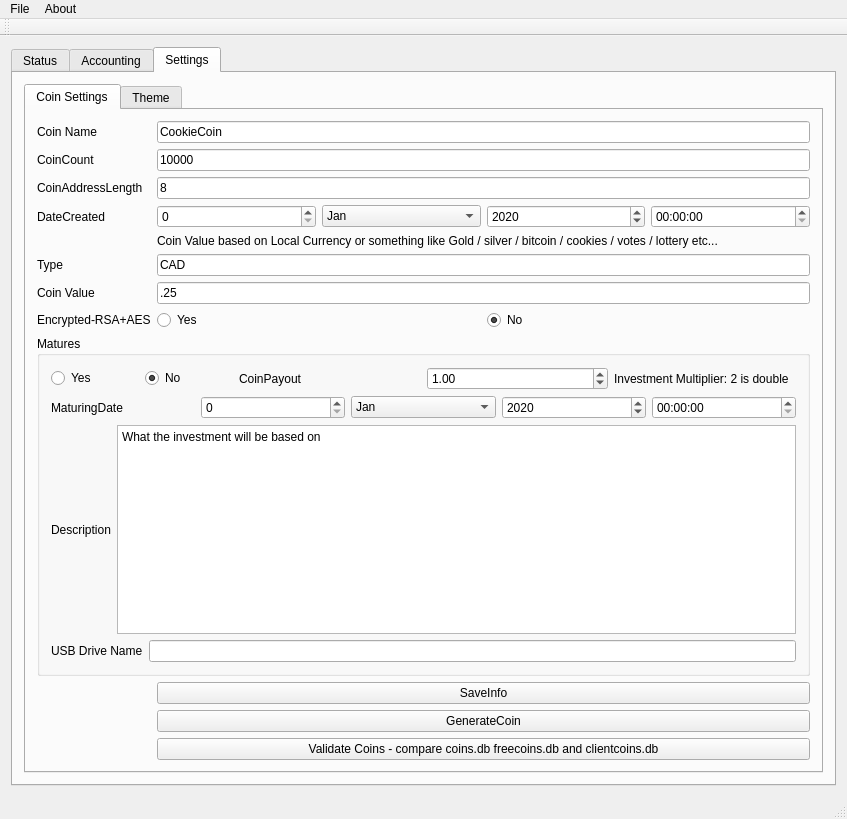
Old version of the form qtCoin/mainwindow.ui in the repository netpipe/EcoCoin.
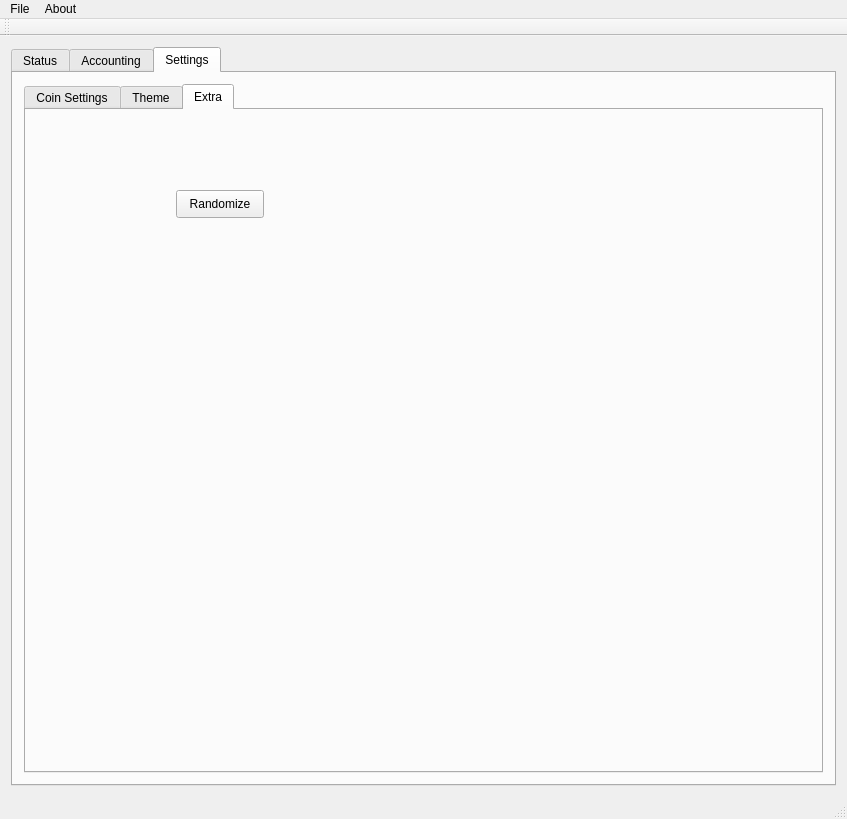
New version of the form. The open tabs and pages were chosen to show the change.

```diff
--- a/qtCoin/mainwindow.ui
+++ b/qtCoin/mainwindow.ui
@@ -384,7 +384,7 @@
         <item row="0" column="0">
          <widget class="QTabWidget" name="tabWidget_2">
           <property name="currentIndex">
-           <number>0</number>
+           <number>2</number>
           </property>
           <widget class="QWidget" name="tab">
            <attribute name="title">
@@ -925,6 +925,24 @@
             </item>
            </layout>
           </widget>
+          <widget class="QWidget" name="tab_10">
+           <attribute name="title">
+            <string>Extra</string>
+           </attribute>
+           <widget class="QPushButton" name="pushButton_2">
+            <property name="geometry">
+             <rect>
+              <x>150</x>
+              <y>80</y>
+              <width>88</width>
+              <height>28</height>
+             </rect>
+            </property>
+            <property name="text">
+             <string>Randomize</string>
+            </property>
+           </widget>
+          </widget>
          </widget>
         </item>
        </layout>
```
Left out of the diff: 2 changed lines with no effect on the pictures.
